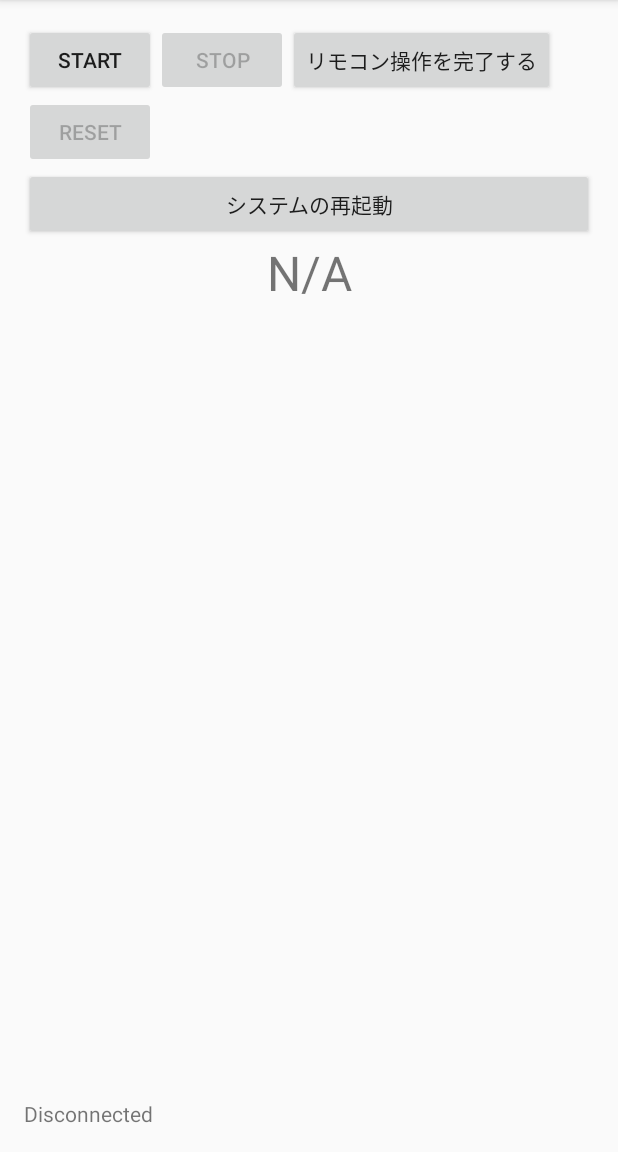
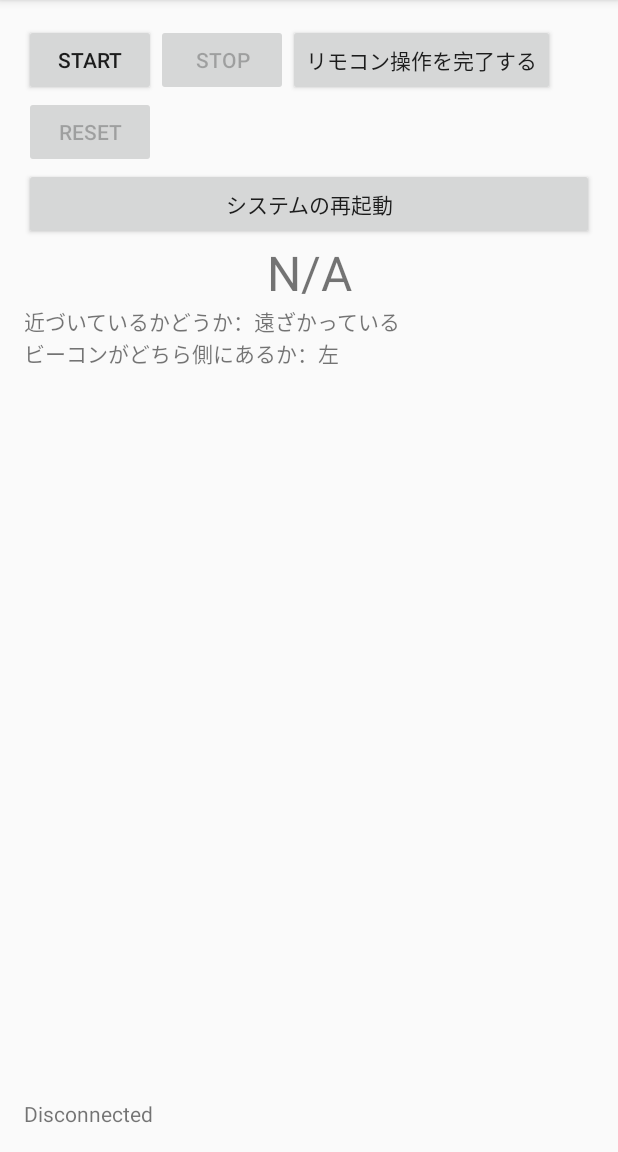
Before and after one commit to khanhvu161188/GuidingDrone, an Android app: the fragment SimpleOSDKFragment placed in its activity, on a phone screen of 412 x 824 dp, the part 84-1236 px from its top. Run offline under Robolectric (Android 15) with nearby library versions, the phone set to English and light mode, and no system bars; libraries missing offline, so code that uses them is left out: dji.common.error, dji.common.util, dji.sdk.base, dji.sdk.flightcontroller, dji.sdk.products; 6 statements that could not run were skipped.

Commit message:
「近づいているか」と「ビーコンがどっちにあるか」が分かるように

```diff
--- a/app/src/main/java/jp/mydns/diams/guidingdrone/Layout/SimpleOSDKFragment.java
+++ b/app/src/main/java/jp/mydns/diams/guidingdrone/Layout/SimpleOSDKFragment.java
@@ -34,11 +34,14 @@ public class SimpleOSDKFragment extends Fragment {
     private Button mReset_btn;
     private Button mReboot_btn;
     private TextView mBeacon_txt;
+    private TextView mCenterBeaconStatus_txt, mBeaconPostion_txt;
 
     private FlightController mFlightController;
 
     private boolean mResetOK;
     private String mBeaconID;
+    private boolean mCenterBeaconStatus;
+    private boolean mBeaconPostion;
     private DisplayUpdateHandler mDisplayUpdateHandler;
 
     public SimpleOSDKFragment() {
@@ -134,6 +137,8 @@ public class SimpleOSDKFragment extends Fragment {
         });
 
         mBeacon_txt = (TextView) view.findViewById(R.id.simple_osdk_beacon_textView);
+        mCenterBeaconStatus_txt = (TextView) view.findViewById(R.id.simple_osdk_centerBeaconStatus_textView);
+        mBeaconPostion_txt = (TextView) view.findViewById(R.id.simple_osdk_comeDir_textView);
 
         mResetOK = false;
         mBeaconID = "N/A";
@@ -195,6 +200,12 @@ public class SimpleOSDKFragment extends Fragment {
             } else if (data.substring(0, 5).equals("BA000") || data.equals("none")) {
                 mBeaconID = data;
                 mParent.showToast(data);
+            } else if (data.indexOf("center_beacon_status:") == 0) {
+                mCenterBeaconStatus = Boolean.parseBoolean(data.split(":")[1]);
+            } else if (data.indexOf("come_dir:") == 0) {
+                mBeaconPostion = !Boolean.parseBoolean(data.split(":")[1]);
+            } else if (data.indexOf("beacon_position:") == 0) {
+                mBeaconPostion = Boolean.parseBoolean(data.split(":")[1]);
             } else {
                 mParent.showToast(data);
             }
@@ -214,6 +225,18 @@ public class SimpleOSDKFragment extends Fragment {
                 mBeacon_txt.setBackgroundColor(Color.GREEN);
             }
 
+            if (mCenterBeaconStatus) {
+                mCenterBeaconStatus_txt.setText("近づいているかどうか：近づいている");
+            } else {
+                mCenterBeaconStatus_txt.setText("近づいているかどうか：遠ざかっている");
+            }
+
+            if (mBeaconPostion) {
+                mBeaconPostion_txt.setText("ビーコンがどちら側にあるか：右");
+            } else {
+                mBeaconPostion_txt.setText("ビーコンがどちら側にあるか：左");
+            }
+
             if (mDisplayUpdateHandler != null) {
                 sleep(500);
             }
--- a/app/src/main/res/layout/fragment_simple_osdk.xml
+++ b/app/src/main/res/layout/fragment_simple_osdk.xml
@@ -30,7 +30,6 @@
         android:layout_width="wrap_content"
         android:layout_height="wrap_content"
         android:text="start"
-        android:layout_below="@+id/simple_osdk_config_button"
         android:layout_alignParentStart="true" />
 
     <Button
@@ -46,7 +45,6 @@
         android:text="リモコン操作を完了する"
         android:layout_width="wrap_content"
         android:layout_height="wrap_content"
-        android:layout_below="@+id/simple_osdk_config_button"
         android:layout_toEndOf="@+id/simple_osdk_stop_button"
         android:id="@+id/simple_osdk_controlled_button" />
 
@@ -60,4 +58,20 @@
         android:textSize="32dp"
         android:gravity="center_horizontal" />
 
+    <TextView
+        android:id="@+id/simple_osdk_centerBeaconStatus_textView"
+        android:layout_width="wrap_content"
+        android:layout_height="wrap_content"
+        android:layout_alignParentStart="true"
+        android:layout_below="@+id/simple_osdk_beacon_textView"
+        android:text="近づいているかどうか：" />
+
+    <TextView
+        android:id="@+id/simple_osdk_comeDir_textView"
+        android:layout_width="wrap_content"
+        android:layout_height="wrap_content"
+        android:layout_alignParentStart="true"
+        android:layout_below="@+id/simple_osdk_centerBeaconStatus_textView"
+        android:text="ビーコンがどちら側にあるか：" />
+
 </RelativeLayout>
```
Also changed, not shown: 17 other files.
